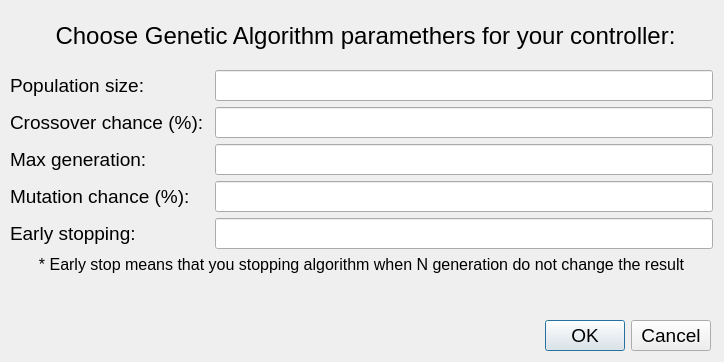
Old version of the form UI_tools/geneticcontrollerdialog.ui in the repository EvilCommunist/SDN_Genetic_routing.
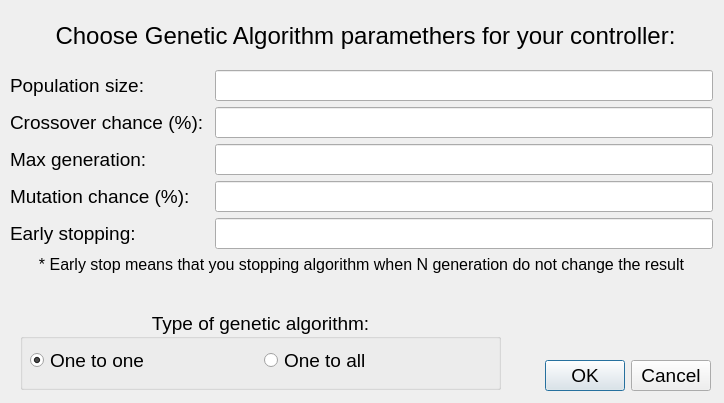
New version of the form.

What changed in the file:
```diff
--- a/UI_tools/geneticcontrollerdialog.ui
+++ b/UI_tools/geneticcontrollerdialog.ui
@@ -7,7 +7,7 @@
     <x>0</x>
     <y>0</y>
     <width>724</width>
-    <height>362</height>
+    <height>403</height>
    </rect>
   </property>
   <property name="windowTitle">
@@ -17,7 +17,7 @@
    <property name="geometry">
     <rect>
      <x>370</x>
-     <y>320</y>
+     <y>360</y>
      <width>341</width>
      <height>32</height>
     </rect>
@@ -202,6 +202,56 @@
     <set>Qt::AlignCenter</set>
    </property>
   </widget>
+  <widget class="QGroupBox" name="groupBox">
+   <property name="geometry">
+    <rect>
+     <x>20</x>
+     <y>310</y>
+     <width>481</width>
+     <height>80</height>
+    </rect>
+   </property>
+   <property name="font">
+    <font>
+     <pointsize>14</pointsize>
+    </font>
+   </property>
+   <property name="title">
+    <string>Type of genetic algorithm:</string>
+   </property>
+   <property name="alignment">
+    <set>Qt::AlignCenter</set>
+   </property>
+   <widget class="QWidget" name="horizontalLayoutWidget">
+    <property name="geometry">
+     <rect>
+      <x>10</x>
+      <y>30</y>
+      <width>461</width>
+      <height>41</height>
+     </rect>
+    </property>
+    <layout class="QHBoxLayout" name="horizontalLayout">
+     <item>
+      <widget class="QRadioButton" name="one_to_one">
+       <property name="text">
+        <string>One to one</string>
+       </property>
+       <property name="checked">
+        <bool>true</bool>
+       </property>
+      </widget>
+     </item>
+     <item>
+      <widget class="QRadioButton" name="one_to_all">
+       <property name="text">
+        <string>One to all</string>
+       </property>
+      </widget>
+     </item>
+    </layout>
+   </widget>
+  </widget>
  </widget>
  <resources/>
  <connections>
```
